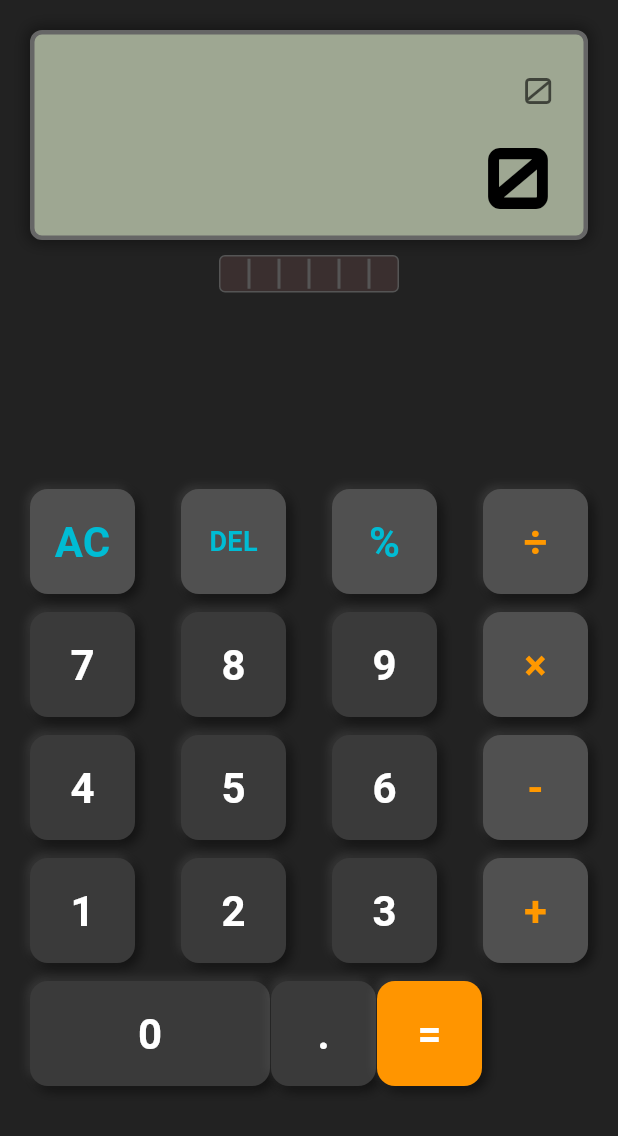
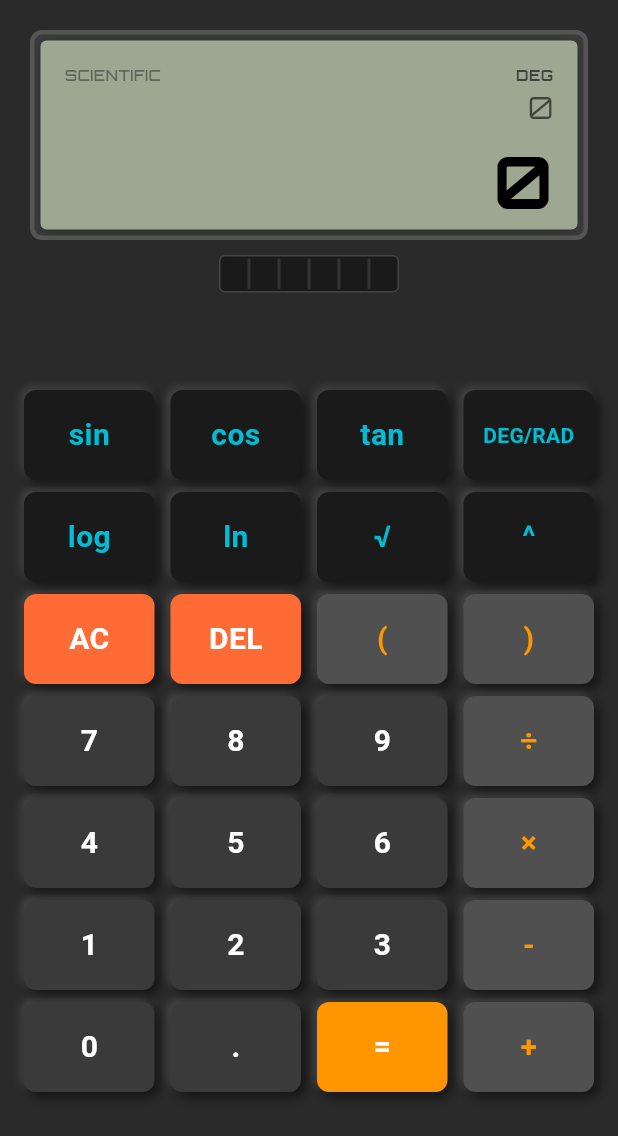
Before and after one commit to Masthan008/students-os, a Flutter app: the CalculatorScreen screen opened directly, on a phone screen of 412 x 824 dp. Shown: the top 1136 px of the screen. Run offline on Flutter 3.47's test engine with Material 3 defaults, Android fonts, the phone set to English and light mode, and no system bars; our stand-ins replace audioplayers, camera, flutter_animate, flutter_highlight, flutter_local_notifications, geolocator and 14 more; missing offline and left inert: alarm, audio_session, clipboard, google_mlkit_face_detection, mobile_scanner; accounts and stored records are empty; statements that could not run were skipped.

Commit message:
Update 38: Fix alarm screen, alarm service, and calculator screen

```diff
--- a/lib/modules/calculator/calculator_screen.dart
+++ b/lib/modules/calculator/calculator_screen.dart
@@ -1,3 +1,4 @@
+import 'dart:math' as math;
 import 'package:flutter/material.dart';
 import 'package:google_fonts/google_fonts.dart';
 import 'package:math_expressions/math_expressions.dart';
@@ -12,6 +13,7 @@ class CalculatorScreen extends StatefulWidget {
 class _CalculatorScreenState extends State<CalculatorScreen> {
   String _expression = '';
   String _result = '0';
+  bool _isDegrees = true; // DEG/RAD toggle
 
   void _onButtonPressed(String value) {
     setState(() {
@@ -24,6 +26,22 @@ class _CalculatorScreenState extends State<CalculatorScreen> {
         }
       } else if (value == '=') {
         _evaluateExpression();
+      } else if (value == 'DEG/RAD') {
+        _isDegrees = !_isDegrees;
+      } else if (value == '√') {
+        _expression += 'sqrt(';
+      } else if (value == 'sin') {
+        _expression += 'sin(';
+      } else if (value == 'cos') {
+        _expression += 'cos(';
+      } else if (value == 'tan') {
+        _expression += 'tan(';
+      } else if (value == 'log') {
+        _expression += 'log(';
+      } else if (value == 'ln') {
+        _expression += 'ln(';
+      } else if (value == '^') {
+        _expression += '^';
       } else {
         _expression += value;
       }
@@ -32,7 +50,17 @@ class _CalculatorScreenState extends State<CalculatorScreen> {
 
   void _evaluateExpression() {
     try {
-      String expr = _expression.replaceAll('×', '*').replaceAll('÷', '/');
+      String expr = _expression
+          .replaceAll('×', '*')
+          .replaceAll('÷', '/')
+          .replaceAll('π', math.pi.toString())
+          .replaceAll('e', math.e.toString());
+
+      // Convert degrees to radians if needed for trig functions
+      if (_isDegrees) {
+        expr = _convertDegreesToRadians(expr);
+      }
+
       Parser parser = Parser();
       Expression exp = parser.parse(expr);
       ContextModel contextModel = ContextModel();
@@ -49,33 +77,60 @@ class _CalculatorScreenState extends State<CalculatorScreen> {
     }
   }
 
+  String _convertDegreesToRadians(String expr) {
+    // Convert sin(x), cos(x), tan(x) from degrees to radians
+    final degToRad = math.pi / 180;
+
+    // Replace sin(x) with sin(x*pi/180)
+    expr = expr.replaceAllMapped(
+      RegExp(r'sin\(([^)]+)\)'),
+      (match) => 'sin((${match.group(1)})*$degToRad)',
+    );
+    expr = expr.replaceAllMapped(
+      RegExp(r'cos\(([^)]+)\)'),
+      (match) => 'cos((${match.group(1)})*$degToRad)',
+    );
+    expr = expr.replaceAllMapped(
+      RegExp(r'tan\(([^)]+)\)'),
+      (match) => 'tan((${match.group(1)})*$degToRad)',
+    );
+
+    return expr;
+  }
+
   @override
   Widget build(BuildContext context) {
     return Scaffold(
-      backgroundColor: const Color(0xFF222222), // Dark Grey
+      backgroundColor: const Color(0xFF2A2A2A), // Dark Grey
       body: SafeArea(
         child: Column(
           children: [
             const SizedBox(height: 20),
 
-            // LCD Screen
+            // LCD Screen with Inset Shadow Effect
             Padding(
               padding: const EdgeInsets.symmetric(horizontal: 20),
               child: Container(
                 width: double.infinity,
                 height: 140,
-                padding: const EdgeInsets.all(20),
                 decoration: BoxDecoration(
-                  color: const Color(0xFF9EA792), // Olive Green
+                  color: const Color(0xFF3A3A3A),
                   borderRadius: BorderRadius.circular(8),
-                  border: Border.all(color: const Color(0xFF666666), width: 3),
+                  border: Border.all(color: const Color(0xFF555555), width: 3),
+                ),
+                child: Container(
+                  margin: const EdgeInsets.all(4),
+                  padding: const EdgeInsets.all(16),
+                  decoration: BoxDecoration(
+                    color: const Color(0xFF9EA792), // Classic LCD Green
+                    borderRadius: BorderRadius.circular(4),
                     boxShadow: [
-                    // Inner shadow effect
+                      // Inner shadow effect (simulated)
                       BoxShadow(
-                      color: Colors.black.withOpacity(0.4),
-                      blurRadius: 8,
-                      spreadRadius: 2,
-                      offset: const Offset(0, 0),
+                        color: Colors.black.withOpacity(0.3),
+                        blurRadius: 6,
+                        spreadRadius: -2,
+                        offset: const Offset(0, 2),
                       ),
                     ],
                   ),
@@ -83,11 +138,33 @@ class _CalculatorScreenState extends State<CalculatorScreen> {
                     crossAxisAlignment: CrossAxisAlignment.end,
                     mainAxisAlignment: MainAxisAlignment.spaceBetween,
                     children: [
+                      // Mode Indicator
+                      Row(
+                        mainAxisAlignment: MainAxisAlignment.spaceBetween,
+                        children: [
+                          Text(
+                            'SCIENTIFIC',
+                            style: GoogleFonts.orbitron(
+                              fontSize: 10,
+                              color: Colors.black.withOpacity(0.4),
+                              fontWeight: FontWeight.w600,
+                            ),
+                          ),
+                          Text(
+                            _isDegrees ? 'DEG' : 'RAD',
+                            style: GoogleFonts.orbitron(
+                              fontSize: 10,
+                              color: Colors.black.withOpacity(0.6),
+                              fontWeight: FontWeight.bold,
+                            ),
+                          ),
+                        ],
+                      ),
                       // Expression
                       Text(
                         _expression.isEmpty ? '0' : _expression,
                         style: GoogleFonts.orbitron(
-                        fontSize: 24,
+                          fontSize: 20,
                           color: Colors.black.withOpacity(0.6),
                           fontWeight: FontWeight.w400,
                         ),
@@ -102,13 +179,14 @@ class _CalculatorScreenState extends State<CalculatorScreen> {
                         child: Text(
                           _result,
                           style: GoogleFonts.orbitron(
-                          fontSize: 56,
+                            fontSize: 48,
                             color: Colors.black,
                             fontWeight: FontWeight.bold,
                           ),
                         ),
                       ),
                     ],
+                  ),
                 ),
               ),
             ),
@@ -120,9 +198,9 @@ class _CalculatorScreenState extends State<CalculatorScreen> {
               width: 120,
               height: 25,
               decoration: BoxDecoration(
-                color: const Color(0xFF3A2F2F),
+                color: const Color(0xFF1A1A1A),
                 borderRadius: BorderRadius.circular(4),
-                border: Border.all(color: const Color(0xFF555555)),
+                border: Border.all(color: const Color(0xFF444444)),
               ),
               child: Row(
                 mainAxisAlignment: MainAxisAlignment.spaceEvenly,
@@ -131,7 +209,7 @@ class _CalculatorScreenState extends State<CalculatorScreen> {
                   (index) => Container(
                     width: 2,
                     height: 20,
-                    color: const Color(0xFF555555),
+                    color: const Color(0xFF333333),
                   ),
                 ),
               ),
@@ -139,20 +217,31 @@ class _CalculatorScreenState extends State<CalculatorScreen> {
 
             const Spacer(),
 
-            // Keypad
+            // Scientific Keypad
             Padding(
-              padding: const EdgeInsets.all(20),
+              padding: const EdgeInsets.all(16),
               child: Column(
                 children: [
-                  _buildRow(['AC', 'DEL', '%', '÷']),
-                  const SizedBox(height: 12),
-                  _buildRow(['7', '8', '9', '×']),
-                  const SizedBox(height: 12),
-                  _buildRow(['4', '5', '6', '-']),
-                  const SizedBox(height: 12),
-                  _buildRow(['1', '2', '3', '+']),
-                  const SizedBox(height: 12),
-                  _buildRow(['0', '.', '=', '']),
+                  // Row 1: Scientific Functions
+                  _buildRow(['sin', 'cos', 'tan', 'DEG/RAD'], isScientific: true),
+                  const SizedBox(height: 8),
+                  // Row 2: More Functions
+                  _buildRow(['log', 'ln', '√', '^'], isScientific: true),
+                  const SizedBox(height: 8),
+                  // Row 3: AC, DEL, Parentheses, Division
+                  _buildRow(['AC', 'DEL', '(', ')'], isFunction: true),
+                  const SizedBox(height: 8),
+                  // Row 4: 7, 8, 9, Division
+                  _buildRow(['7', '8', '9', '÷']),
+                  const SizedBox(height: 8),
+                  // Row 5: 4, 5, 6, Multiply
+                  _buildRow(['4', '5', '6', '×']),
+                  const SizedBox(height: 8),
+                  // Row 6: 1, 2, 3, Subtract
+                  _buildRow(['1', '2', '3', '-']),
+                  const SizedBox(height: 8),
+                  // Row 7: 0, Decimal, Equals, Add
+                  _buildRow(['0', '.', '=', '+']),
                 ],
               ),
             ),
@@ -164,20 +253,19 @@ class _CalculatorScreenState extends State<CalculatorScreen> {
     );
   }
 
-  Widget _buildRow(List<String> labels) {
+  Widget _buildRow(List<String> labels, {bool isScientific = false, bool isFunction = false}) {
     return Row(
       mainAxisAlignment: MainAxisAlignment.spaceBetween,
       children: labels.map((label) {
-        if (label.isEmpty) return const SizedBox(width: 70);
-        return _buildButton(label);
+        return _buildButton(label, isScientific: isScientific, isFunction: isFunction);
       }).toList(),
     );
   }
 
-  Widget _buildButton(String label) {
-    bool isOperator = ['÷', '×', '-', '+', '='].contains(label);
-    bool isFunction = ['AC', 'DEL', '%'].contains(label);
+  Widget _buildButton(String label, {bool isScientific = false, bool isFunction = false}) {
+    bool isOperator = ['÷', '×', '-', '+'].contains(label);
     bool isEquals = label == '=';
+    bool isSpecialFunction = ['AC', 'DEL'].contains(label);
 
     Color buttonColor;
     Color textColor;
@@ -185,35 +273,41 @@ class _CalculatorScreenState extends State<CalculatorScreen> {
     if (isEquals) {
       buttonColor = const Color(0xFFFF9500);
       textColor = Colors.white;
+    } else if (isScientific) {
+      buttonColor = const Color(0xFF1A1A1A); // Black for scientific
+      textColor = Colors.cyan;
+    } else if (isSpecialFunction) {
+      buttonColor = const Color(0xFFFF6B35); // Orange for AC/DEL
+      textColor = Colors.white;
+    } else if (isFunction) {
+      buttonColor = const Color(0xFF505050);
+      textColor = Colors.orange;
     } else if (isOperator) {
       buttonColor = const Color(0xFF505050);
       textColor = Colors.orange;
-    } else if (isFunction) {
-      buttonColor = const Color(0xFF505050);
-      textColor = Colors.cyan;
     } else {
-      buttonColor = const Color(0xFF3A3A3A);
+      buttonColor = const Color(0xFF3A3A3A); // Grey for numbers
       textColor = Colors.white;
     }
 
     return GestureDetector(
       onTap: () => _onButtonPressed(label),
       child: Container(
-        width: label == '0' ? 160 : 70,
-        height: 70,
+        width: (MediaQuery.of(context).size.width - 64) / 4,
+        height: 60,
         decoration: BoxDecoration(
           color: buttonColor,
-          borderRadius: BorderRadius.circular(12),
+          borderRadius: BorderRadius.circular(8),
           boxShadow: [
-            // Top-left highlight
+            // Top-left highlight (3D effect)
             BoxShadow(
-              color: Colors.white.withOpacity(0.1),
+              color: Colors.white.withOpacity(0.15),
               offset: const Offset(-2, -2),
               blurRadius: 4,
             ),
-            // Bottom-right shadow
+            // Bottom-right shadow (3D effect)
             BoxShadow(
-              color: Colors.black.withOpacity(0.5),
+              color: Colors.black.withOpacity(0.6),
               offset: const Offset(3, 3),
               blurRadius: 6,
             ),
@@ -223,7 +317,7 @@ class _CalculatorScreenState extends State<CalculatorScreen> {
           child: Text(
             label,
             style: GoogleFonts.roboto(
-              fontSize: label.length > 2 ? 18 : 28,
+              fontSize: label.length > 3 ? 14 : 20,
               fontWeight: FontWeight.bold,
               color: textColor,
             ),
```
Also changed, not shown: lib/modules/alarm/alarm_screen.dart (+34 -2 lines), lib/modules/alarm/alarm_service.dart (+30 -1 lines), 1 other file. Lines whose indentation alone changed are shown as unchanged.
